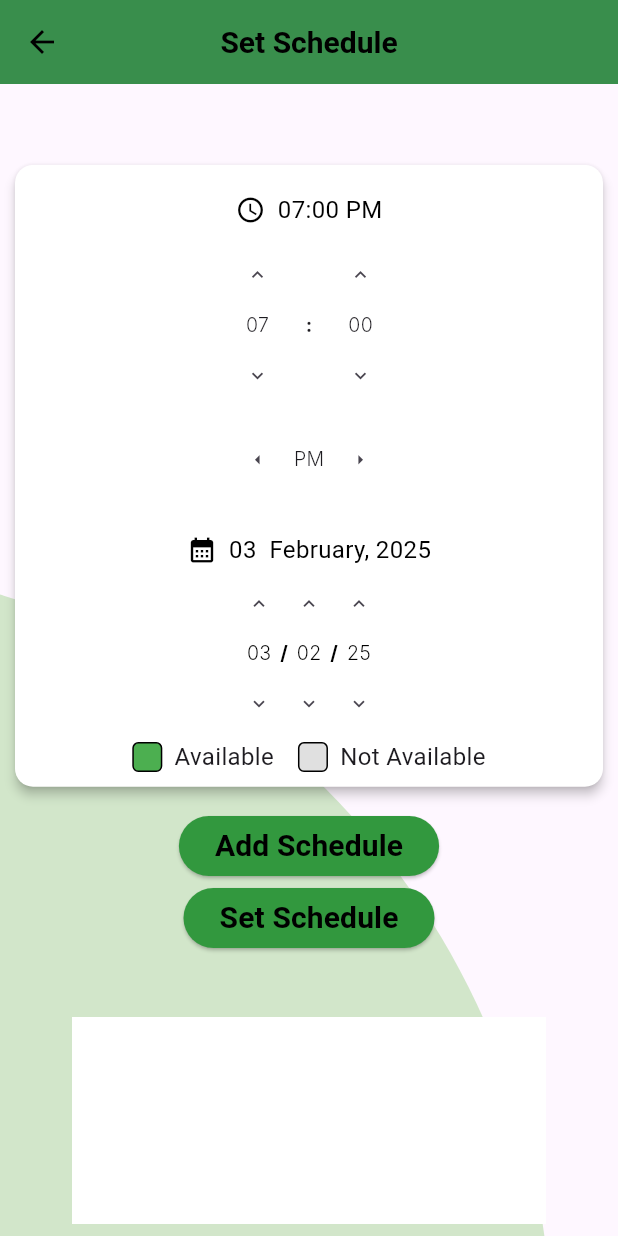
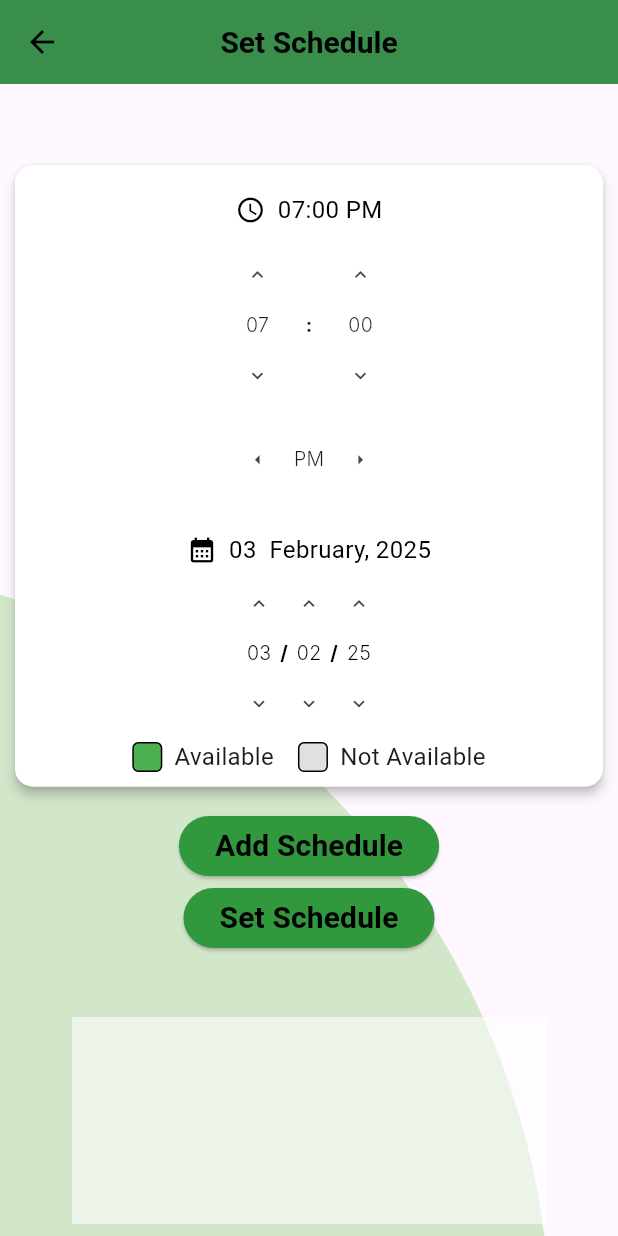
Before and after one commit to umaishasan/ProfessorAppointment, a Flutter app: the SetScheduleScreen screen opened directly, after a tap on "Available", on a phone screen of 412 x 824 dp. Run offline on Flutter 3.47's test engine with Material 3 defaults, Android fonts, the light colour scheme and no system bars; our stand-ins replace cached_network_image, cloud_firestore, firebase_auth, firebase_core, firebase_database, firebase_messaging and 2 more; accounts and stored records are empty; Roboto replaces fonts that are missing (Heebo, Inter).

Commit message:
In SetSchedule screen add schedule to show schedule

```diff
--- a/lib/SetScheduleScreen.dart
+++ b/lib/SetScheduleScreen.dart
@@ -122,7 +122,7 @@ class _SetScheduleScreenState extends State<SetScheduleScreen> {
         padding: const EdgeInsets.all(8.0),
         child: Container(
           margin: EdgeInsets.only(left: 40, top: 670, right: 40),
-          color: Colors.white,
+          color: const Color.fromARGB(147, 255, 255, 255),
           width: 400,
           height: 200,
           child: ShowDateOfSchedules(SetScheduleScreen.scheduleDateData),
@@ -134,14 +134,15 @@ class _SetScheduleScreenState extends State<SetScheduleScreen> {
   }
 
   Widget ShowDateOfSchedules(List<String> datesTimes) {
-    return ListView.builder(
+    return ListView.separated(
+      separatorBuilder: (context, index) => Divider(),
       itemCount: datesTimes.length,
       padding: const EdgeInsets.only(right: 5, top: 5, bottom: 5, left: 5),
       physics: const BouncingScrollPhysics(),
       itemBuilder: (context, index) {
         var showDate = datesTimes[index];
         //print(showDate);
-        return Text(showDate);
+        return Text(showDate, textAlign: TextAlign.center);
       },
     );
   }
@@ -166,6 +167,7 @@ class _SetScheduleScreenState extends State<SetScheduleScreen> {
     if (AvailableText == "Available") {
       return SetTimeComponent();
     } else {
+      SetScheduleScreen.scheduleDateData.clear();
       return const SizedBox.shrink();
     }
   }
```
